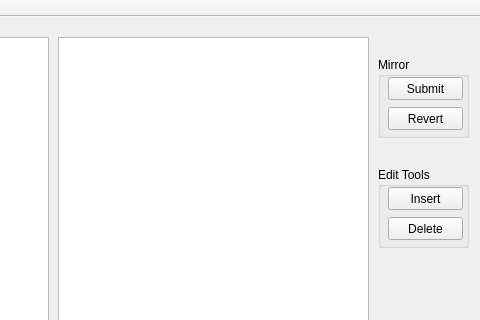
Before: the Qt Designer form MedicineDb/mainwindow.ui in zhelih/MedicineDB, drawn with Qt 5; both pictures show x 182 to 662 and y 0 to 320 of the 662 by 401 pixel window.
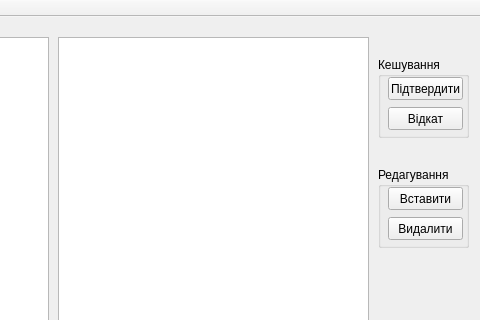
After: the same form once the commit is applied.

The edit to the form file:
```diff
--- a/MedicineDb/mainwindow.ui
+++ b/MedicineDb/mainwindow.ui
@@ -59,7 +59,7 @@
      </rect>
     </property>
     <property name="title">
-     <string>Edit Tools</string>
+     <string>Редагування</string>
     </property>
     <widget class="QPushButton" name="pushButton_3">
      <property name="geometry">
@@ -71,7 +71,7 @@
       </rect>
      </property>
      <property name="text">
-      <string>Insert</string>
+      <string>Вставити</string>
      </property>
     </widget>
     <widget class="QPushButton" name="pushButton_4">
@@ -84,7 +84,7 @@
       </rect>
      </property>
      <property name="text">
-      <string>Delete</string>
+      <string>Видалити</string>
      </property>
     </widget>
    </widget>
@@ -98,7 +98,7 @@
      </rect>
     </property>
     <property name="title">
-     <string>Mirror</string>
+     <string>Кешування</string>
     </property>
     <widget class="QPushButton" name="pushButton">
      <property name="geometry">
@@ -110,7 +110,7 @@
       </rect>
      </property>
      <property name="text">
-      <string>Submit</string>
+      <string>Підтвердити</string>
      </property>
     </widget>
     <widget class="QPushButton" name="pushButton_2">
@@ -123,7 +123,7 @@
       </rect>
      </property>
      <property name="text">
-      <string>Revert</string>
+      <string>Відкат</string>
      </property>
     </widget>
    </widget>
```
Left out of the diff: 2 changed lines with no effect on the pictures.
